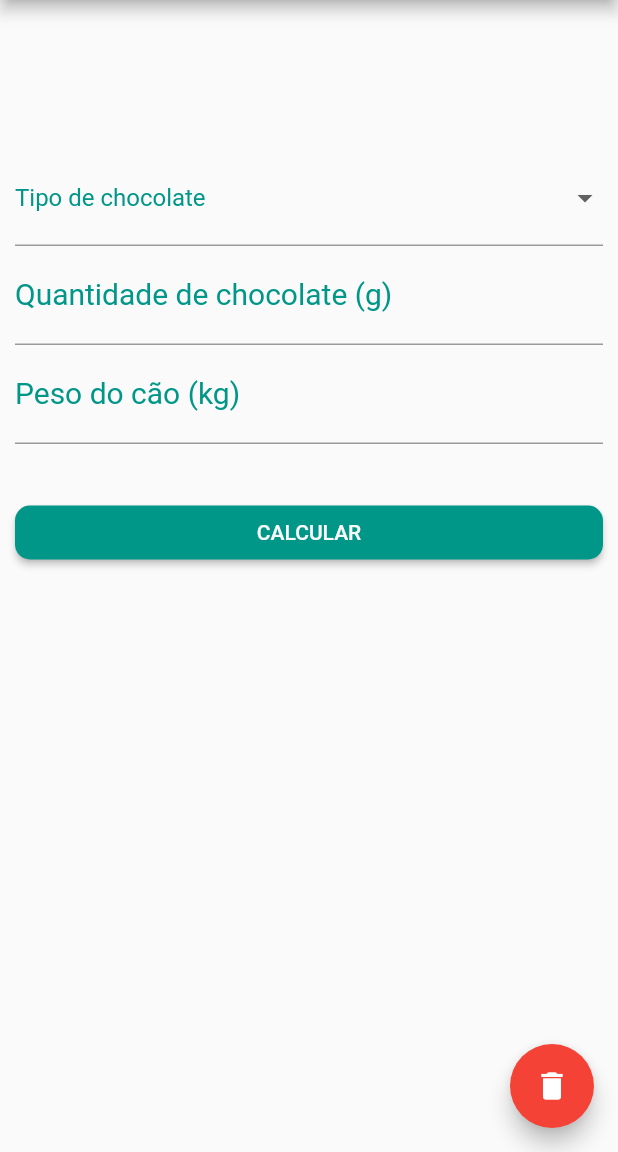
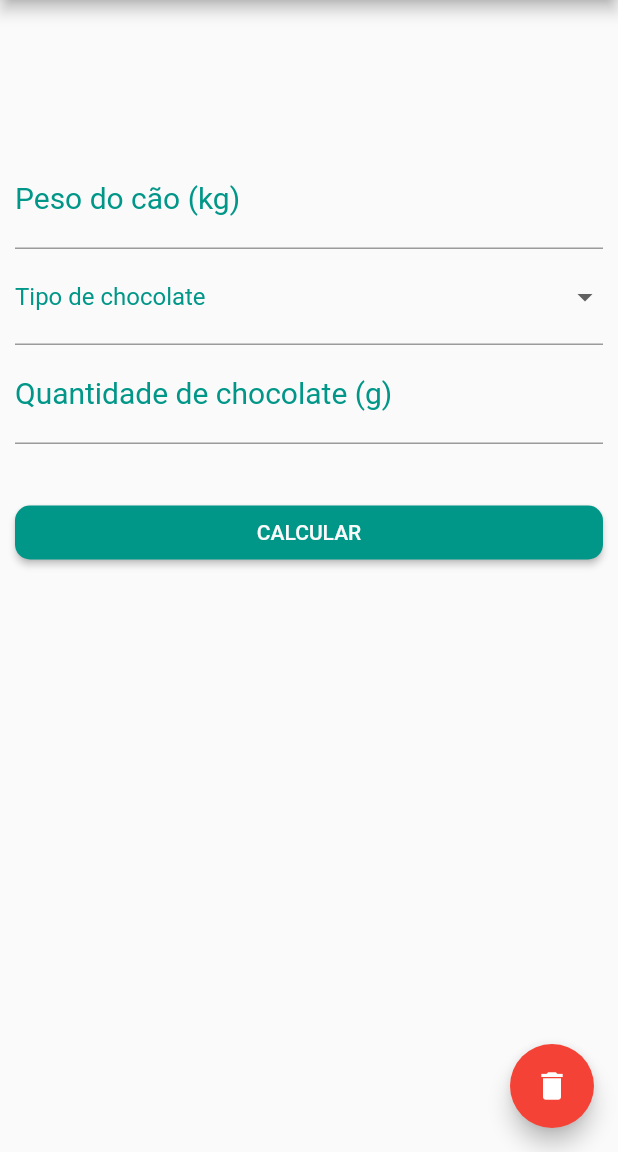
Before and after one commit to enriquefiore/choco-toxic, a Flutter app: the screen it shows after launch, after a tap on "CALCULAR", on a phone screen of 412 x 824 dp, the part 84-1236 px from its top. Run offline on Flutter 3.47's test engine with Material 2 defaults, Android fonts, the phone set to English and light mode, and no system bars.

```diff
--- a/lib/views/home_view.dart
+++ b/lib/views/home_view.dart
@@ -67,7 +67,7 @@ class _HomeViewState extends State<HomeView> {
         _resultadoCalculadora = "$resultado mg/kg";
         _resultadoCor = resultado < 20 ? Colors.teal : resultado < 40 ? Colors.yellow : resultado < 60 ? Colors.orange : Colors.red;
         _resultadoCorFonte = resultado < 20  || resultado >= 60 ? Colors.white : Colors.black;
-        _resultadoMensagem = resultado < 20 ? "Sem perigo." : resultado < 40 ? "Atenção!" : resultado < 60 ? "Perigo!" : "Risco de morte!";
+        _resultadoMensagem = resultado < 20 ? 'Baixo risco' : resultado < 40 ? 'Médio risco' : resultado < 60 ? 'Alto risco' : 'Risco de morte';
       } else
         _resultadoCalculadora = "";
     });
@@ -89,6 +89,33 @@ class _HomeViewState extends State<HomeView> {
             children: <Widget>[
               SizedBox(
                 height: 100,
+              ),
+              Focus(
+                child: TextFormField(
+                  keyboardType: TextInputType.number,
+                  decoration: InputDecoration(
+                      labelText: "Peso do cão (kg)",
+                      labelStyle: TextStyle(
+                          color: Colors.teal
+                      )
+                  ),
+                  textAlign: TextAlign.center,
+                  style: TextStyle(
+                    color: Colors.black,
+                    fontSize: 20.0,
+                  ),
+                  controller: pesoDogController,
+                  validator: (value) {
+                    if(value.isEmpty)
+                      return "Insira o peso em kilogramas";
+                    /* else
+                      calcular(); */
+                  },
+                ),
+                /* onFocusChange: (hasFocus){
+                  if(!hasFocus)
+                    calcular();
+                }, */
               ),
               Focus(
                 child: DropdownButtonFormField(
@@ -139,33 +166,6 @@ class _HomeViewState extends State<HomeView> {
                   validator: (value) {
                     if(value.isEmpty)
                       return "Insira o peso em gramas";
-                    /* else
-                      calcular(); */
-                  },
-                ),
-                /* onFocusChange: (hasFocus){
-                  if(!hasFocus)
-                    calcular();
-                }, */
-              ),
-              Focus(
-                child: TextFormField(
-                  keyboardType: TextInputType.number,
-                  decoration: InputDecoration(
-                      labelText: "Peso do cão (kg)",
-                      labelStyle: TextStyle(
-                          color: Colors.teal
-                      )
-                  ),
-                  textAlign: TextAlign.center,
-                  style: TextStyle(
-                    color: Colors.black,
-                    fontSize: 20.0,
-                  ),
-                  controller: pesoDogController,
-                  validator: (value) {
-                    if(value.isEmpty)
-                      return "Insira o peso em kilogramas";
                     /* else
                       calcular(); */
                   },
--- a/pubspec.yaml
+++ b/pubspec.yaml
@@ -1,6 +1,6 @@
 name: chocotoxic
 description: Calcule a toxicidade do chocolate ingerido pelo cachorro.
-version: 0.1.0+1
+version: 0.1.1+1
 
 environment:
   sdk: ">=2.1.0 <3.0.0"
@@ -10,8 +10,8 @@ dependencies:
     sdk: flutter
 
   cupertino_icons: ^0.1.2
-  sqflite: ^1.3.0
-  path: ^1.7.0
+  #sqflite: ^1.3.0
+  #path: ^1.7.0
 
 dev_dependencies:
   flutter_test:
```
Also changed, not shown: pubspec.lock, 7 other files.
